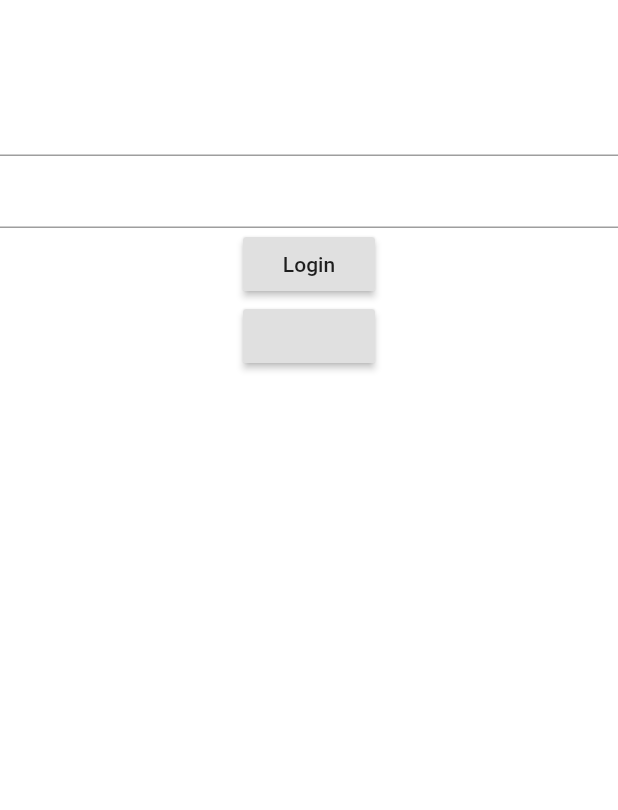
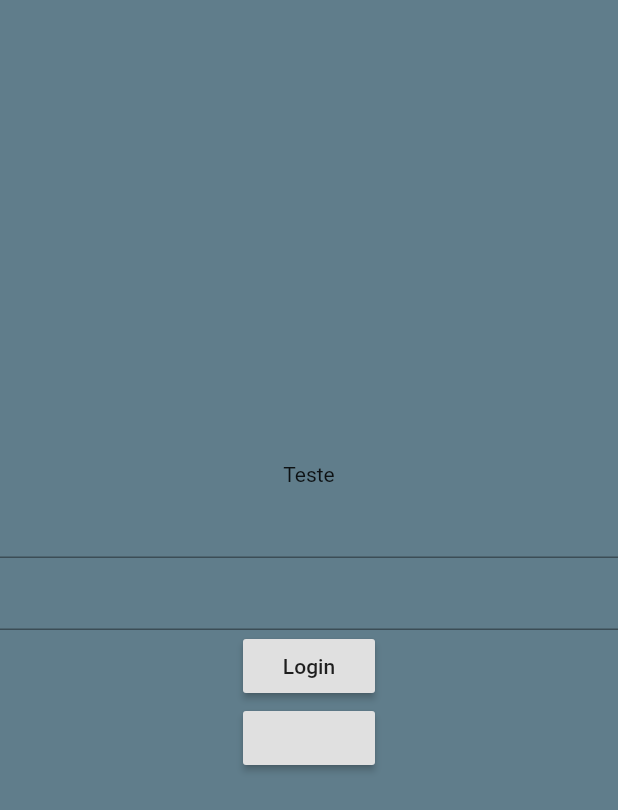
Before and after one commit to rodrigocc/ProjetosFlutter, a Flutter app: the screen it shows after launch, on a phone screen of 412 x 824 dp. Shown: the top 810 px of the screen. Run offline on Flutter 3.47's test engine with Material 2 defaults, Android fonts, the light colour scheme and no system bars.

Commit message:
Criação do corpo das telas de VerCombos e Ver Lista de Movimentos,como também o rename dos arquivos com nome Page, para o nome Screen

```diff
--- a/combomakerteste/lib/login_screen.dart
+++ b/combomakerteste/lib/login_screen.dart
@@ -1,16 +1,18 @@
-import 'package:combomakerteste/menu_startpage.dart';
+import 'package:combomakerteste/menu_screen.dart';
 import 'package:flutter/material.dart';
 
 
 class LoginScreen extends StatelessWidget {
   @override
   Widget build(BuildContext context) {
-
-    return Container(
+    return Scaffold(
+      backgroundColor: Colors.blueGrey,
+      body: Center(
         child: Column(
+          mainAxisAlignment: MainAxisAlignment.center,
           children: <Widget>[
             Text(
-            ""
+                "Teste"
             ),
             TextField(
             ),
@@ -25,9 +27,9 @@ class LoginScreen extends StatelessWidget {
               child: Text(""),
               onPressed: (){},
             ),
+          ],
+        ),
 
-
-        ],
       ),
 
     );
--- a/combomakerteste/lib/main.dart
+++ b/combomakerteste/lib/main.dart
@@ -1,7 +1,7 @@
 //RodrigoAsi_
 import 'package:combomakerteste/login_screen.dart';
 import 'package:flutter/material.dart';
-import 'menu_startpage.dart'; // Importando a File Criada para a classe Menu
+import 'menu_screen.dart'; // Importando a File Criada para a classe Menu
 import 'dart:async';
 
 
@@ -9,7 +9,6 @@ import 'dart:async';
 
 
 void main(){
-
 
   runApp(MaterialApp(
     home: SplashPage(),
--- a/combomakerteste/lib/registerfreestylemovements_page.dart
+++ b/combomakerteste/lib/registerfreestylemovements_screen.dart
@@ -11,7 +11,6 @@ class RegisterFreesytleMovements extends StatelessWidget {
       body: Center(
 
         child: Column(
-
           mainAxisAlignment: MainAxisAlignment.center,
           children: <Widget>[
             Text("Quais Movimentos de Freestyle você Deseja Cadastrar?",
--- a/combomakerteste/lib/registermovements_page.dart
+++ b/combomakerteste/lib/registermovements_screen.dart
@@ -13,8 +13,11 @@ class RegisterMovements extends StatelessWidget {
         child: Column(
           mainAxisAlignment: MainAxisAlignment.center,
           children: <Widget>[
-            Text("Qual movimento você deseja Cadastrar?",style: TextStyle(fontSize: 20.0),),
+            Text("Qual movimento estático você deseja Cadastrar?:",style: TextStyle(fontSize: 20.0),),
             ListView(
+              children: <Widget>[
+
+              ],
             ),
             RaisedButton(
               child: Text(
--- a/combomakerteste/lib/selectmoves_page.dart
+++ b/combomakerteste/lib/selectmoves_screen.dart
@@ -1,7 +1,7 @@
 import 'package:flutter/material.dart';
-import 'registermovements_page.dart';
-import 'registerfreestylemovements_page.dart';
-import 'registerpowermovements_page.dart';
+import 'registermovements_screen.dart';
+import 'registerfreestylemovements_screen.dart';
+import 'registerpowermovements_screen.dart';
 
 
 
```
Also changed, not shown: combomakerteste/lib/combosview_screen.dart (added, +39 -0 lines), combomakerteste/lib/menu_screen.dart (renamed from combomakerteste/lib/menu_startpage.dart, +9 -3 lines), combomakerteste/lib/movementsview_screen.dart (added, +42 -0 lines), combomakerteste/lib/registerpowermovements_screen.dart (renamed from combomakerteste/lib/registerpowermovements_page.dart). Lines whose indentation alone changed are shown as unchanged.
